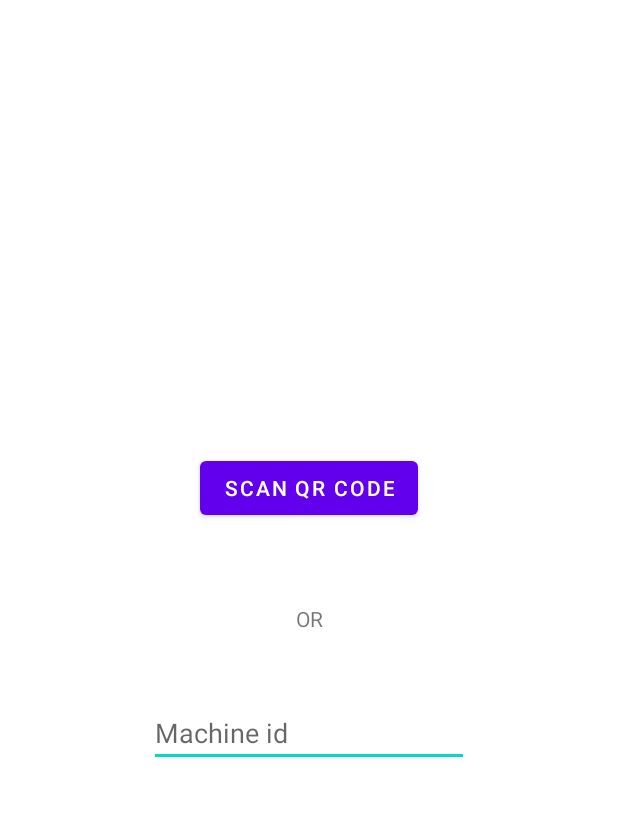
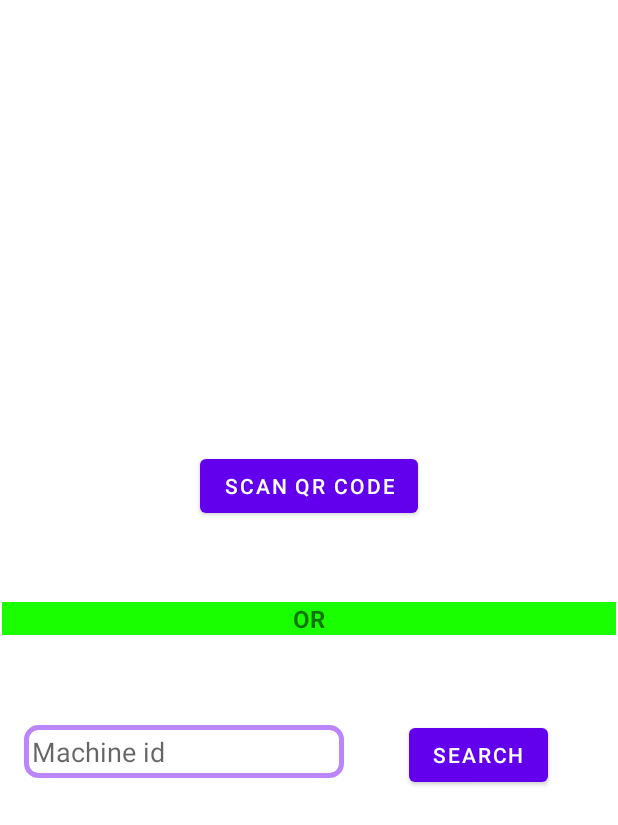
Before and after one commit to skdevelopor/Inventory-Management-QR-Code, an Android app: the maintenancePage screen opened directly, with no data from a screen before it, on a phone screen of 412 x 824 dp. Shown: the top 825 px of the screen. Run offline under Robolectric (Android 15) with nearby library versions, the phone set to English and light mode, and no system bars; Roboto replaces fonts that are not available here.

```diff
--- a/app/src/main/AndroidManifest.xml
+++ b/app/src/main/AndroidManifest.xml
@@ -4,7 +4,8 @@
 
     <uses-permission android:name="android.permission.INTERNET" />
     <uses-permission android:name="android.permission.CAMERA" />
-
+    <uses-permission android:name="android.permission.READ_CALENDAR" />
+    <uses-permission android:name="android.permission.WRITE_CALENDAR" />
     <uses-feature
         android:name="android.hardware.camera"
         android:required="false" />
--- a/app/src/main/res/layout/activity_maintenance_page.xml
+++ b/app/src/main/res/layout/activity_maintenance_page.xml
@@ -10,11 +10,14 @@
         android:id="@+id/Mid"
         android:layout_width="wrap_content"
         android:layout_height="wrap_content"
-        android:layout_marginTop="44dp"
+        android:layout_marginTop="60dp"
+        android:background="@drawable/mainttvbg"
         android:ems="10"
         android:hint="Machine id"
         android:inputType="textPersonName"
+        android:padding="5dp"
         app:layout_constraintEnd_toEndOf="parent"
+        app:layout_constraintHorizontal_bias="0.079"
         app:layout_constraintStart_toStartOf="parent"
         app:layout_constraintTop_toBottomOf="@+id/textView" />
 
@@ -31,11 +34,27 @@
 
     <TextView
         android:id="@+id/textView"
-        android:layout_width="wrap_content"
+        android:layout_width="409dp"
         android:layout_height="wrap_content"
+        android:background="#19FF00"
         android:text="OR"
+        android:textAlignment="center"
+        android:textSize="16sp"
+        android:textStyle="bold"
         app:layout_constraintBottom_toBottomOf="parent"
         app:layout_constraintEnd_toEndOf="parent"
         app:layout_constraintStart_toStartOf="parent"
         app:layout_constraintTop_toTopOf="parent" />
+
+    <Button
+        android:id="@+id/button6"
+        android:layout_width="wrap_content"
+        android:layout_height="wrap_content"
+        android:layout_marginTop="56dp"
+        android:onClick="qrCodeScannerSearch"
+        android:text="search"
+        app:layout_constraintEnd_toEndOf="parent"
+        app:layout_constraintHorizontal_bias="0.483"
+        app:layout_constraintStart_toEndOf="@+id/Mid"
+        app:layout_constraintTop_toBottomOf="@+id/textView" />
 </androidx.constraintlayout.widget.ConstraintLayout>
```
Also changed, not shown: app/src/main/java/sk/dev/qr_ims/MaintenancePageTwo.java (+84 -57 lines), app/src/main/java/sk/dev/qr_ims/maintenancePage.java (+23 -1 lines).
